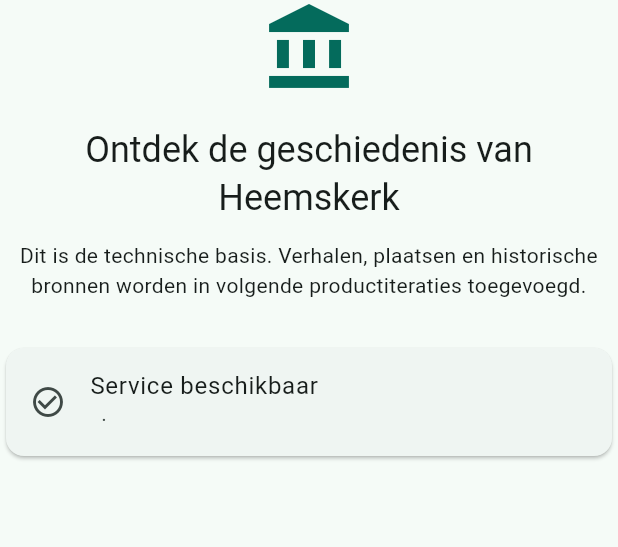
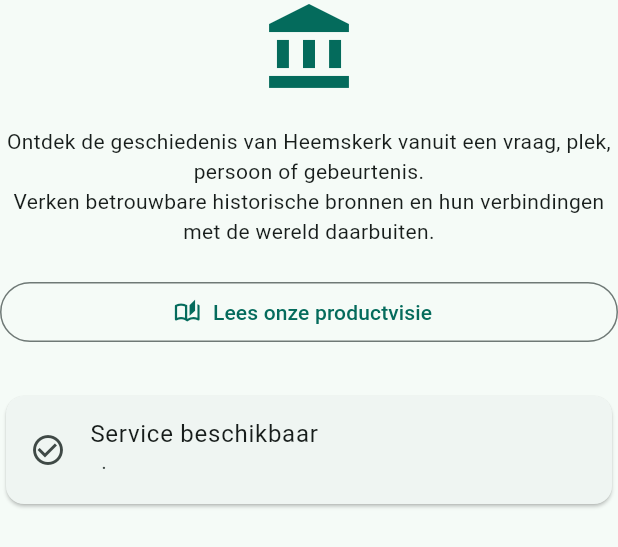
Before and after one commit to robbertvdzon/hkh, a Flutter app: the _ReadyState widget shown alone on an empty page, opened directly with empty values, on a phone screen of 412 x 824 dp. Shown: the top 547 px of the screen. Run offline on Flutter 3.47's test engine with Material 3 defaults, Android fonts, the phone set to English and light mode, and no system bars; our stand-ins replace google_sign_in; missing offline and left inert: google_sign_in_web; network calls fail.

Commit message:
feat: publish product vision in app (#11)

```diff
--- a/frontend/lib/main.dart
+++ b/frontend/lib/main.dart
@@ -4,6 +4,7 @@ import 'package:flutter/material.dart';
 import 'backend/backend_client.dart';
 import 'backend/backend_status.dart';
 import 'config/app_config.dart';
+import 'product_vision_page.dart';
 import 'self_update_prompt.dart';
 
 void main() {
@@ -156,15 +157,20 @@ class _ReadyState extends StatelessWidget {
           color: Theme.of(context).colorScheme.primary,
         ),
         const SizedBox(height: 20),
-        Text(
-          'Ontdek de geschiedenis van Heemskerk',
+        const Text(
+          'Ontdek de geschiedenis van Heemskerk vanuit een vraag, plek, persoon of gebeurtenis.\n'
+          'Verken betrouwbare historische bronnen en hun verbindingen met de wereld daarbuiten.',
           textAlign: TextAlign.center,
-          style: Theme.of(context).textTheme.headlineSmall,
         ),
-        const SizedBox(height: 12),
-        const Text(
-          'Dit is de technische basis. Verhalen, plaatsen en historische bronnen worden in volgende productiteraties toegevoegd.',
-          textAlign: TextAlign.center,
+        const SizedBox(height: 20),
+        OutlinedButton.icon(
+          onPressed: () => Navigator.of(context).push(
+            MaterialPageRoute<void>(
+              builder: (context) => const ProductVisionPage(),
+            ),
+          ),
+          icon: const Icon(Icons.auto_stories_outlined),
+          label: const Text('Lees onze productvisie'),
         ),
         const SizedBox(height: 28),
         Card(
```
Also changed, not shown: frontend/lib/product_vision_page.dart (added, +88 -0 lines), 2 other files.
